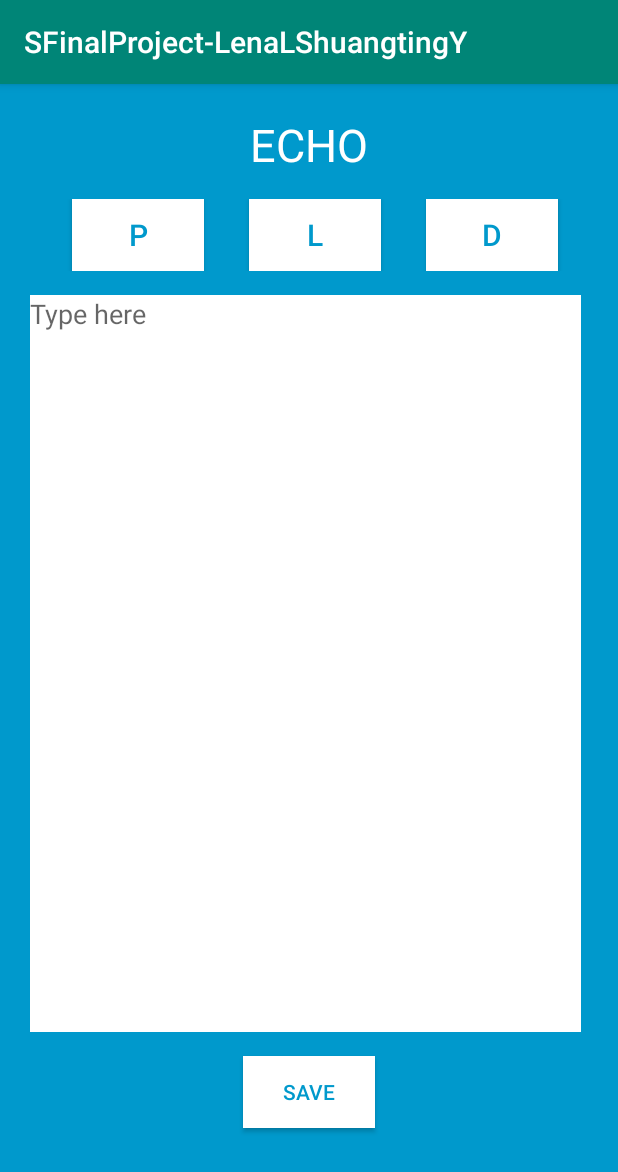
After one commit to Lenaleuih/Echo_journal_app, an Android app: the EditActivity screen opened directly, with no data from a screen before it, on a phone screen of 412 x 824 dp. The commit adds this screen. Shown: the top 1172 px of the screen. Run offline under Robolectric (Android 15) with nearby library versions, the phone set to English and light mode, and no system bars.

Commit message:
Created edite activity and re-etdit activity

```diff
--- a/app/build.gradle
+++ b/app/build.gradle
@@ -25,7 +25,7 @@ dependencies {
     testImplementation 'junit:junit:4.12'
     androidTestImplementation 'com.android.support.test:runner:1.0.2'
     androidTestImplementation 'com.android.support.test.espresso:espresso-core:3.0.2'
-    compile 'com.android.support:appcompat-v7:28.0.0'
-    compile 'com.android.support:cardview-v7:28.0.0'
-    compile 'com.android.support:recyclerview-v7:28.0.0'
+    implementation 'com.android.support:appcompat-v7:28.0.0'
+    implementation 'com.android.support:cardview-v7:28.0.0'
+    implementation 'com.android.support:recyclerview-v7:28.0.0'
 }
--- a/app/src/main/AndroidManifest.xml
+++ b/app/src/main/AndroidManifest.xml
@@ -9,10 +9,11 @@
         android:roundIcon="@mipmap/ic_launcher_round"
         android:supportsRtl="true"
         android:theme="@style/AppTheme">
+        <activity android:name=".reEditActivity"></activity>
+        <activity android:name=".EditActivity" />
         <activity
             android:name=".CalendarActivity"
-            android:parentActivityName=".MainActivity">
-        </activity>
+            android:parentActivityName=".MainActivity" />
         <activity android:name=".MainActivity">
             <intent-filter>
                 <action android:name="android.intent.action.MAIN" />
--- /dev/null
+++ b/app/src/main/java/com/example/android/sfinalproject_lenalshuangtingy/EditActivity.java
@@ -0,0 +1,13 @@
+package com.example.android.sfinalproject_lenalshuangtingy;
+
+import android.support.v7.app.AppCompatActivity;
+import android.os.Bundle;
+
+public class EditActivity extends AppCompatActivity {
+
+    @Override
+    protected void onCreate(Bundle savedInstanceState) {
+        super.onCreate(savedInstanceState);
+        setContentView(R.layout.activity_edit);
+    }
+}
--- /dev/null
+++ b/app/src/main/res/layout/activity_edit.xml
@@ -0,0 +1,83 @@
+<?xml version="1.0" encoding="utf-8"?>
+<LinearLayout xmlns:android="http://schemas.android.com/apk/res/android"
+    xmlns:app="http://schemas.android.com/apk/res-auto"
+    xmlns:tools="http://schemas.android.com/tools"
+    android:layout_width="match_parent"
+    android:layout_height="match_parent"
+    android:background="@android:color/holo_blue_dark"
+    android:orientation="vertical"
+    tools:context=".EditActivity">
+
+    <TextView
+        android:layout_width="match_parent"
+        android:layout_height="wrap_content"
+        android:layout_marginTop="20dp"
+        android:text="Echo"
+        android:textColor="#ffffff"
+        android:textSize="30dp"
+        android:textAllCaps="true"
+        android:textAlignment="center" />
+
+    <LinearLayout
+        android:layout_width="match_parent"
+        android:layout_height="wrap_content"
+        android:orientation="horizontal"
+        android:padding="16dp">
+
+        <Button
+            android:text="P"
+            android:id="@+id/addPicture"
+            android:background="#ffffff"
+            android:layout_width="wrap_content"
+            android:layout_height="wrap_content"
+            android:textColor="@android:color/holo_blue_dark"
+            android:textSize="20dp"
+            android:layout_marginLeft="32dp"/>
+
+        <Button
+            android:text="L"
+            android:id="@+id/addLocation"
+            android:background="#ffffff"
+            android:layout_width="wrap_content"
+            android:layout_height="wrap_content"
+            android:textColor="@android:color/holo_blue_dark"
+            android:textSize="20dp"
+            android:layout_marginLeft="30dp"/>
+
+        <Button
+            android:text="D"
+            android:id="@+id/starTheDate"
+            android:background="#ffffff"
+            android:layout_width="wrap_content"
+            android:layout_height="wrap_content"
+            android:textColor="@android:color/holo_blue_dark"
+            android:textSize="20dp"
+            android:layout_marginLeft="30dp"/>
+
+    </LinearLayout>
+
+    <EditText
+        android:id="@+id/writeJournal"
+        android:layout_width="wrap_content"
+        android:layout_height="wrap_content"
+        android:background="#ffffff"
+        android:hint="Type here"
+        android:inputType="textMultiLine"
+        android:gravity="left|top"
+        android:minLines="6"
+        android:layout_marginLeft="20dp"
+        android:paddingRight="290dp"
+        android:paddingBottom="360dp"/>
+
+    <Button
+        android:id="@+id/submitJournal"
+        android:text="Save"
+        android:layout_width="wrap_content"
+        android:layout_height="wrap_content"
+        android:layout_gravity="center"
+        android:background="#ffffff"
+        android:layout_marginTop="16dp"
+        android:textColor="@android:color/holo_blue_dark"
+        />
+
+</LinearLayout>
--- a/app/src/main/res/layout/cardview_timeline.xml
+++ b/app/src/main/res/layout/cardview_timeline.xml
@@ -3,6 +3,7 @@
     android:id="@+id/card_view"
     xmlns:android="http://schemas.android.com/apk/res/android"
     xmlns:tools="http://schemas.android.com/tools"
+    android:background="@android:color/holo_blue_dark"
     android:layout_width="match_parent"
     android:layout_height="wrap_content"
     >
```
Also changed, not shown: app/src/main/java/com/example/android/sfinalproject_lenalshuangtingy/reEditActivity.java (added, +13 -0 lines), app/src/main/res/layout/activity_calendar.xml (+10 -0 lines), app/src/main/res/layout/activity_re_edit.xml (added, +84 -0 lines).
